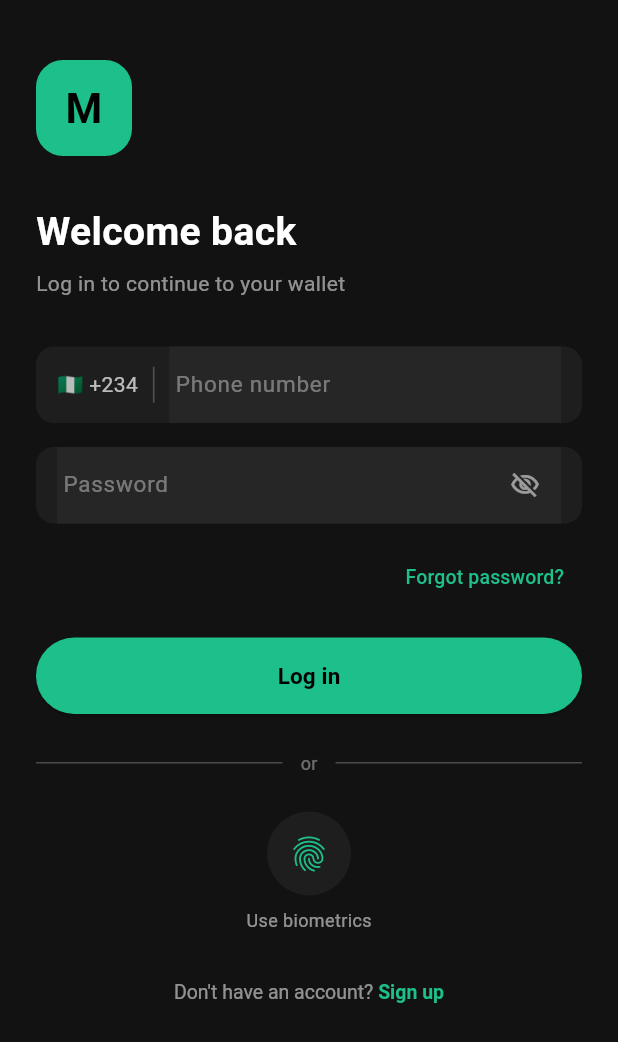
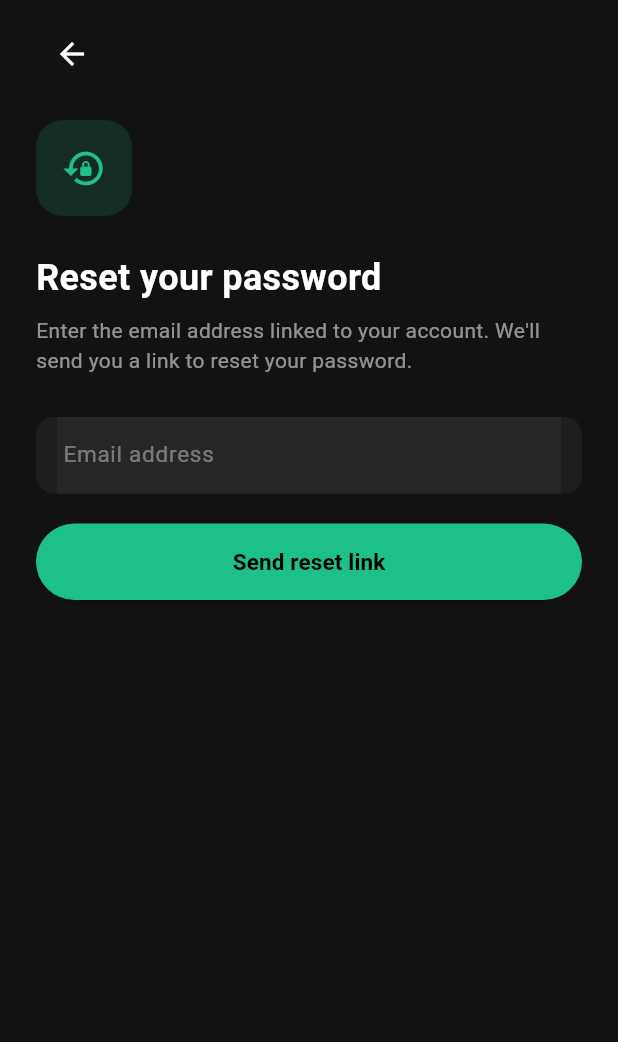
Before and after one commit to mnawasi/mamash_app, a Flutter app: the screen it shows after launch, after a tap on "Forgot password?", on a phone screen of 412 x 824 dp. Shown: the top 1042 px of the screen. Run offline on Flutter 3.47's test engine with Material 3 defaults, Android fonts, the phone set to English and light mode, and no system bars; our stand-ins replace cloud_firestore, firebase_auth, firebase_core; missing offline and left inert: mobile_scanner; accounts and stored records are empty.

Commit message:
Add phone/email login toggle and forgot password flow

```diff
--- /dev/null
+++ b/lib/forgot_password_page.dart
@@ -0,0 +1,240 @@
+import 'package:flutter/material.dart';
+import 'package:firebase_auth/firebase_auth.dart';
+
+class ForgotPasswordPage extends StatefulWidget {
+  const ForgotPasswordPage({super.key});
+
+  @override
+  State<ForgotPasswordPage> createState() => _ForgotPasswordPageState();
+}
+
+class _ForgotPasswordPageState extends State<ForgotPasswordPage> {
+  final TextEditingController _emailController = TextEditingController();
+  bool _isLoading = false;
+  bool _emailSent = false;
+  String? _error;
+
+  static const Color _bgDark = Color(0xFF121212);
+  static const Color _cardDark = Color(0xFF1E1E1E);
+  static const Color _accentGreen = Color(0xFF1DBF8A);
+
+  @override
+  void dispose() {
+    _emailController.dispose();
+    super.dispose();
+  }
+
+  Future<void> _sendResetLink() async {
+    final email = _emailController.text.trim();
+
+    if (email.isEmpty) {
+      setState(() => _error = "Please enter your email address.");
+      return;
+    }
+
+    setState(() {
+      _isLoading = true;
+      _error = null;
+    });
+
+    try {
+      await FirebaseAuth.instance.sendPasswordResetEmail(email: email);
+      if (!mounted) return;
+      setState(() {
+        _isLoading = false;
+        _emailSent = true;
+      });
+    } on FirebaseAuthException catch (e) {
+      String message;
+      switch (e.code) {
+        case 'user-not-found':
+          message = "No account found with this email.";
+          break;
+        case 'invalid-email':
+          message = "Enter a valid email address.";
+          break;
+        case 'network-request-failed':
+          message = "No internet connection. Check your network and try again.";
+          break;
+        default:
+          message = "Could not send reset link. Please try again.";
+      }
+      setState(() {
+        _isLoading = false;
+        _error = message;
+      });
+    } catch (e) {
+      setState(() {
+        _isLoading = false;
+        _error = "Something went wrong. Please try again.";
+      });
+    }
+  }
+
+  @override
+  Widget build(BuildContext context) {
+    return Scaffold(
+      backgroundColor: _bgDark,
+      body: SafeArea(
+        child: Padding(
+          padding: const EdgeInsets.symmetric(horizontal: 24),
+          child: Column(
+            crossAxisAlignment: CrossAxisAlignment.start,
+            children: [
+              Padding(
+                padding: const EdgeInsets.symmetric(vertical: 12),
+                child: IconButton(
+                  onPressed: () => Navigator.pop(context),
+                  icon: const Icon(Icons.arrow_back, color: Colors.white),
+                ),
+              ),
+              const SizedBox(height: 8),
+              _emailSent ? _buildSentState() : _buildFormState(),
+            ],
+          ),
+        ),
+      ),
+    );
+  }
+
+  Widget _buildFormState() {
+    return Column(
+      crossAxisAlignment: CrossAxisAlignment.start,
+      children: [
+        Container(
+          width: 64,
+          height: 64,
+          decoration: BoxDecoration(
+            color: _accentGreen.withOpacity(0.15),
+            borderRadius: BorderRadius.circular(18),
+          ),
+          child: const Icon(Icons.lock_reset, color: _accentGreen, size: 30),
+        ),
+        const SizedBox(height: 24),
+        const Text(
+          'Reset your password',
+          style: TextStyle(color: Colors.white, fontSize: 24, fontWeight: FontWeight.bold),
+        ),
+        const SizedBox(height: 8),
+        const Text(
+          "Enter the email address linked to your account. We'll send you a link to reset your password.",
+          style: TextStyle(color: Colors.white54, fontSize: 14),
+        ),
+        const SizedBox(height: 28),
+        Container(
+          padding: const EdgeInsets.symmetric(horizontal: 14),
+          decoration: BoxDecoration(
+            color: _cardDark,
+            borderRadius: BorderRadius.circular(12),
+          ),
+          child: TextField(
+            controller: _emailController,
+            keyboardType: TextInputType.emailAddress,
+            style: const TextStyle(color: Colors.white, fontSize: 15),
+            decoration: const InputDecoration(
+              hintText: 'Email address',
+              hintStyle: TextStyle(color: Colors.white38),
+              border: InputBorder.none,
+              isDense: true,
+              contentPadding: EdgeInsets.symmetric(vertical: 14),
+            ),
+          ),
+        ),
+        if (_error != null) ...[
+          const SizedBox(height: 12),
+          Text(_error!, style: const TextStyle(color: Colors.redAccent, fontSize: 13)),
+        ],
+        const SizedBox(height: 20),
+        SizedBox(
+          width: double.infinity,
+          child: ElevatedButton(
+            onPressed: _isLoading ? null : _sendResetLink,
+            style: ElevatedButton.styleFrom(
+              backgroundColor: _accentGreen,
+              foregroundColor: Colors.black,
+              padding: const EdgeInsets.symmetric(vertical: 15),
+              shape: RoundedRectangleBorder(borderRadius: BorderRadius.circular(30)),
+            ),
+            child: _isLoading
+                ? const SizedBox(
+                    width: 20,
+                    height: 20,
+                    child: CircularProgressIndicator(strokeWidth: 2, color: Colors.black),
+                  )
+                : const Text('Send reset link', style: TextStyle(fontWeight: FontWeight.w600, fontSize: 15)),
+          ),
+        ),
+      ],
+    );
+  }
+
+  Widget _buildSentState() {
+    return Column(
+      crossAxisAlignment: CrossAxisAlignment.start,
+      children: [
+        Container(
+          width: 64,
+          height: 64,
+          decoration: BoxDecoration(
+            color: _accentGreen.withOpacity(0.15),
+            borderRadius: BorderRadius.circular(18),
+          ),
+          child: const Icon(Icons.mark_email_read_outlined, color: _accentGreen, size: 30),
+        ),
+        const SizedBox(height: 24),
+        const Text(
+          'Check your email',
+          style: TextStyle(color: Colors.white, fontSize: 24, fontWeight: FontWeight.bold),
+        ),
+        const SizedBox(height: 8),
+        Text(
+          "We've sent a password reset link to ${_emailController.text.trim()}. Follow these steps:",
+          style: const TextStyle(color: Colors.white54, fontSize: 14),
+        ),
+        const SizedBox(height: 20),
+        _stepTile('1', 'Open the email from Mamash Pay in your inbox (check spam if you don\'t see it).'),
+        _stepTile('2', 'Tap the "Reset Password" link inside the email.'),
+        _stepTile('3', 'Choose a new password on the page that opens.'),
+        _stepTile('4', 'Come back here and log in with your new password.'),
+        const SizedBox(height: 24),
+        SizedBox(
+          width: double.infinity,
+          child: OutlinedButton(
+            onPressed: () => Navigator.pop(context),
+            style: OutlinedButton.styleFrom(
+              side: const BorderSide(color: _accentGreen),
+              padding: const EdgeInsets.symmetric(vertical: 14),
+              shape: RoundedRectangleBorder(borderRadius: BorderRadius.circular(30)),
+            ),
+            child: const Text('Back to login', style: TextStyle(color: _accentGreen, fontWeight: FontWeight.w600)),
+          ),
+        ),
+      ],
+    );
+  }
+
+  Widget _stepTile(String number, String text) {
+    return Padding(
+      padding: const EdgeInsets.only(bottom: 14),
+      child: Row(
+        crossAxisAlignment: CrossAxisAlignment.start,
+        children: [
+          Container(
+            width: 24,
+            height: 24,
+            alignment: Alignment.center,
+            decoration: BoxDecoration(
+              color: _accentGreen,
+              shape: BoxShape.circle,
+            ),
+            child: Text(number, style: const TextStyle(color: Colors.black, fontSize: 12, fontWeight: FontWeight.bold)),
+          ),
+          const SizedBox(width: 12),
+          Expanded(
+            child: Text(text, style: const TextStyle(color: Colors.white70, fontSize: 13)),
+          ),
+        ],
+      ),
+    );
+  }
+}
--- a/lib/login_page.dart
+++ b/lib/login_page.dart
@@ -1,6 +1,12 @@
 import 'package:flutter/material.dart';
 import 'package:flutter/gestures.dart';
+import 'package:firebase_auth/firebase_auth.dart';
+import 'package:cloud_firestore/cloud_firestore.dart';
 import 'signup_page.dart';
+import 'dashboard_page.dart';
+import 'forgot_password_page.dart';
+
+enum _LoginMode { phone, email }
 
 class LoginPage extends StatefulWidget {
   const LoginPage({super.key});
@@ -10,10 +16,15 @@ class LoginPage extends StatefulWidget {
 }
 
 class _LoginPageState extends State<LoginPage> {
+  _LoginMode _mode = _LoginMode.phone;
+
   final TextEditingController _phoneController = TextEditingController();
+  final TextEditingController _emailController = TextEditingController();
   final TextEditingController _passwordController = TextEditingController();
+
   bool _obscurePassword = true;
   bool _isLoading = false;
+  String? _error;
 
   static const Color _bgDark = Color(0xFF121212);
   static const Color _cardDark = Color(0xFF1E1E1E);
@@ -22,15 +33,120 @@ class _LoginPageState extends State<LoginPage> {
   @override
   void dispose() {
     _phoneController.dispose();
+    _emailController.dispose();
     _passwordController.dispose();
     super.dispose();
   }
 
-  void _handleLogin() {
+  String _normalizedPhone(String raw) {
+    final digits = raw.trim();
+    if (digits.startsWith('0')) {
+      return '+234${digits.substring(1)}';
+    }
+    if (digits.startsWith('+234')) {
+      return digits;
+    }
+    return '+234$digits';
+  }
+
+  Future<void> _handleLogin() async {
+    setState(() {
+      _error = null;
+    });
+
+    if (_passwordController.text.isEmpty) {
+      setState(() => _error = "Please enter your password.");
+      return;
+    }
+
+    String? email;
+
+    if (_mode == _LoginMode.email) {
+      if (_emailController.text.trim().isEmpty) {
+        setState(() => _error = "Please enter your email address.");
+        return;
+      }
+      email = _emailController.text.trim();
+    } else {
+      if (_phoneController.text.trim().isEmpty) {
+        setState(() => _error = "Please enter your phone number.");
+        return;
+      }
+    }
+
     setState(() => _isLoading = true);
-    Future.delayed(const Duration(seconds: 2), () {
+
+    try {
+      if (_mode == _LoginMode.phone) {
+        // Look up the account's email by phone number in Firestore,
+        // since accounts are created with email/password at signup.
+        final phone = _normalizedPhone(_phoneController.text);
+        final query = await FirebaseFirestore.instance
+            .collection('users')
+            .where('phone', isEqualTo: phone)
+            .limit(1)
+            .get();
+
+        if (query.docs.isEmpty) {
+          if (!mounted) return;
+          setState(() {
+            _isLoading = false;
+            _error = "No account found with this phone number.";
+          });
+          return;
+        }
+
+        email = query.docs.first.data()['email'] as String?;
+
+        if (email == null) {
+          if (!mounted) return;
+          setState(() {
+            _isLoading = false;
+            _error = "This account has no email on file. Try logging in with email instead.";
+          });
+          return;
+        }
+      }
+
+      await FirebaseAuth.instance.signInWithEmailAndPassword(
+        email: email!,
+        password: _passwordController.text,
+      );
+
+      if (!mounted) return;
+
+      Navigator.pushReplacement(
+        context,
+        MaterialPageRoute(builder: (_) => const DashboardPage()),
+      );
+    } on FirebaseAuthException catch (e) {
+      String message;
+      switch (e.code) {
+        case 'user-not-found':
+          message = "No account found with these details.";
+          break;
+        case 'wrong-password':
+        case 'invalid-credential':
+          message = "Incorrect password. Try again.";
+          break;
+        case 'invalid-email':
+          message = "Enter a valid email address.";
+          break;
+        case 'too-many-requests':
+          message = "Too many attempts. Please wait and try again.";
+          break;
+        case 'network-request-failed':
+          message = "No internet connection. Check your network and try again.";
+          break;
+        default:
+          message = "Login failed. Please try again.";
+      }
+      setState(() => _error = message);
+    } catch (e) {
+      setState(() => _error = "Something went wrong. Please try again.");
+    } finally {
       if (mounted) setState(() => _isLoading = false);
-    });
+    }
   }
 
   @override
@@ -55,15 +171,26 @@ class _LoginPageState extends State<LoginPage> {
                 'Log in to continue to your wallet',
                 style: TextStyle(color: Colors.white54, fontSize: 14),
               ),
-              const SizedBox(height: 32),
-              _buildPhoneField(),
+              const SizedBox(height: 24),
+              _buildModeToggle(),
+              const SizedBox(height: 20),
+              if (_mode == _LoginMode.phone) _buildPhoneField() else _buildEmailField(),
               const SizedBox(height: 16),
               _buildPasswordField(),
+              if (_error != null) ...[
+                const SizedBox(height: 12),
+                Text(_error!, style: const TextStyle(color: Colors.redAccent, fontSize: 13)),
+              ],
               const SizedBox(height: 12),
               Align(
                 alignment: Alignment.centerRight,
                 child: TextButton(
-                  onPressed: () {},
+                  onPressed: () {
+                    Navigator.push(
+                      context,
+                      MaterialPageRoute(builder: (_) => const ForgotPasswordPage()),
+                    );
+                  },
                   child: const Text('Forgot password?', style: TextStyle(color: _accentGreen, fontSize: 13)),
                 ),
               ),
@@ -100,6 +227,48 @@ class _LoginPageState extends State<LoginPage> {
     );
   }
 
+  Widget _buildModeToggle() {
+    return Container(
+      padding: const EdgeInsets.all(4),
+      decoration: BoxDecoration(
+        color: _cardDark,
+        borderRadius: BorderRadius.circular(30),
+      ),
+      child: Row(
+        children: [
+          Expanded(child: _modeButton('Phone', _LoginMode.phone)),
+          Expanded(child: _modeButton('Email', _LoginMode.email)),
+        ],
+      ),
+    );
+  }
+
+  Widget _modeButton(String label, _LoginMode mode) {
+    final bool selected = _mode == mode;
+    return GestureDetector(
+      onTap: () => setState(() {
+        _mode = mode;
+        _error = null;
+      }),
+      child: Container(
+        padding: const EdgeInsets.symmetric(vertical: 10),
+        decoration: BoxDecoration(
+          color: selected ? _accentGreen : Colors.transparent,
+          borderRadius: BorderRadius.circular(26),
+        ),
+        child: Text(
+          label,
+          textAlign: TextAlign.center,
+          style: TextStyle(
+            color: selected ? Colors.black : Colors.white54,
+            fontSize: 13,
+            fontWeight: selected ? FontWeight.w600 : FontWeight.normal,
+          ),
+        ),
+      ),
+    );
+  }
+
   Widget _buildPhoneField() {
     return Container(
       padding: const EdgeInsets.symmetric(horizontal: 14),
@@ -128,6 +297,28 @@ class _LoginPageState extends State<LoginPage> {
             ),
           ),
         ],
+      ),
+    );
+  }
+
+  Widget _buildEmailField() {
+    return Container(
+      padding: const EdgeInsets.symmetric(horizontal: 14),
+      decoration: BoxDecoration(
+        color: _cardDark,
+        borderRadius: BorderRadius.circular(12),
+      ),
+      child: TextField(
+        controller: _emailController,
+        keyboardType: TextInputType.emailAddress,
+        style: const TextStyle(color: Colors.white, fontSize: 15),
+        decoration: const InputDecoration(
+          hintText: 'Email address',
+          hintStyle: TextStyle(color: Colors.white38),
+          border: InputBorder.none,
+          isDense: true,
+          contentPadding: EdgeInsets.symmetric(vertical: 14),
+        ),
       ),
     );
   }
```
